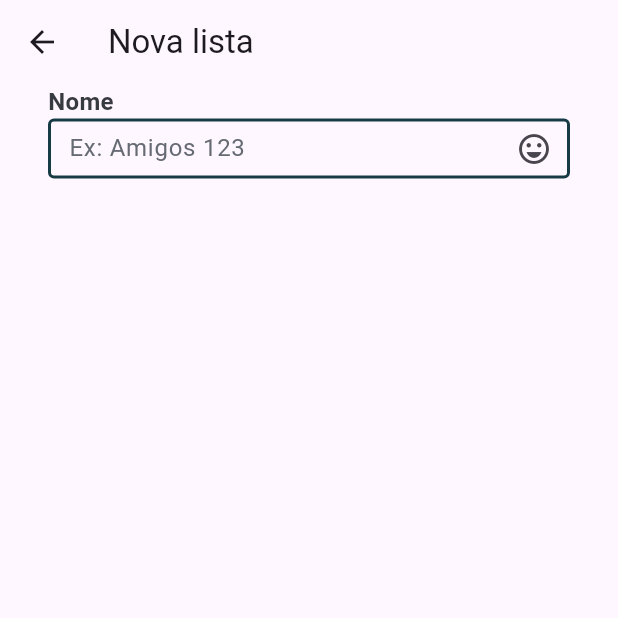
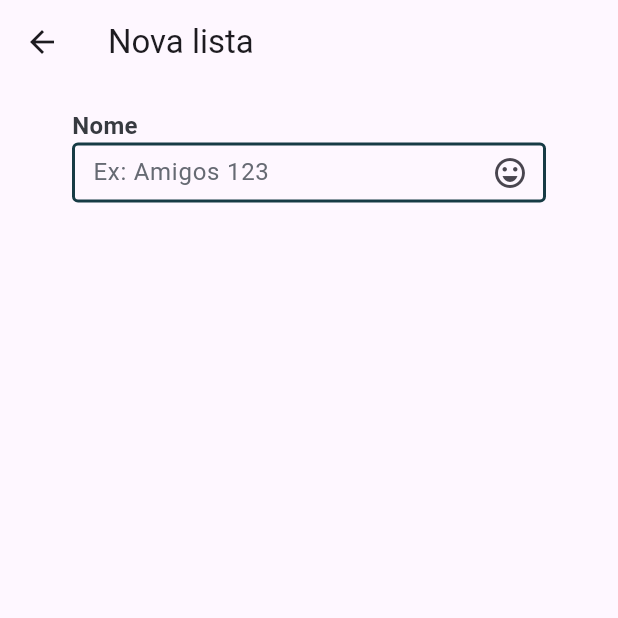
Before and after one commit to eduardostxr/compra_ai, a Flutter app: the NewListPage screen opened directly, on a phone screen of 412 x 824 dp, the top half of it. Run offline on Flutter 3.47's test engine with Material 3 defaults, Android fonts, the light colour scheme and no system bars; our stand-ins replace emoji_picker_flutter.

Commit message:
os botoes, n sei se teve mais coisa

```diff
--- a/lib/ui/new_list/components/emoji_input_field.dart
+++ b/lib/ui/new_list/components/emoji_input_field.dart
@@ -5,17 +5,19 @@ import 'package:compra/util/colors_config.dart';
 class EmojiInputField extends StatelessWidget {
   final String label;
   final String hint;
+  final TextEditingController controller; // Adiciona o controlador como parâmetro
+  final VoidCallback onEmojiPressed;
 
   const EmojiInputField({
     super.key,
     required this.hint,
     required this.label,
+    required this.controller, // Define o controlador como required
+    required this.onEmojiPressed, // Callback para o botão de emoji
   });
 
   @override
   Widget build(BuildContext context) {
-    TextEditingController controller = TextEditingController();
-
     return Container(
       margin: const EdgeInsets.symmetric(horizontal: 32),
       child: Column(
@@ -32,7 +34,7 @@ class EmojiInputField extends StatelessWidget {
           SizedBox(
             height: 40,
             child: TextField(
-              controller: controller,
+              controller: controller, // Usa o controlador passado
               decoration: InputDecoration(
                 hintText: hint,
                 hintStyle: const TextStyle(color: AppColors.mediumGray),
@@ -45,18 +47,7 @@ class EmojiInputField extends StatelessWidget {
                 contentPadding: const EdgeInsets.symmetric(vertical: 5, horizontal: 10),
                 suffixIcon: IconButton(
                   icon: const Icon(Icons.emoji_emotions_outlined),
-                  onPressed: () {
-                    showModalBottomSheet(
-                      context: context,
-                      builder: (context) {
-                        return EmojiPicker(
-                          onEmojiSelected: (category, emoji) {
-                            controller.text += emoji.emoji;
-                          },
-                        );
-                      },
-                    );
-                  },
+                  onPressed: onEmojiPressed, // Chama a função para abrir o emoji picker
                 ),
               ),
               keyboardType: TextInputType.multiline,
--- a/lib/ui/new_list/new_list_page.dart
+++ b/lib/ui/new_list/new_list_page.dart
@@ -1,8 +1,31 @@
 import 'package:compra/ui/new_list/components/emoji_input_field.dart';
+import 'package:emoji_picker_flutter/emoji_picker_flutter.dart';
 import 'package:flutter/material.dart';
 
-class NewListPage extends StatelessWidget {
+class NewListPage extends StatefulWidget {
   const NewListPage({super.key});
+
+  @override
+  State<NewListPage> createState() => _NewListPageState();
+}
+
+class _NewListPageState extends State<NewListPage> {
+  final TextEditingController controller = TextEditingController();
+
+  void _showEmojiPicker() {
+    showModalBottomSheet(
+      context: context,
+      builder: (context) {
+        return EmojiPicker(
+          onEmojiSelected: (category, emoji) {
+            setState(() {
+              controller.text += emoji.emoji;
+            });
+          },
+        );
+      },
+    );
+  }
 
   @override
   Widget build(BuildContext context) {
@@ -10,7 +33,15 @@ class NewListPage extends StatelessWidget {
       appBar: AppBar(
         title: const Text("Nova lista"),
       ),
-      body: const EmojiInputField(hint: "Ex: Amigos 123", label: "Nome"),
+      body: Padding(
+        padding: const EdgeInsets.all(16.0),
+        child: EmojiInputField(
+          hint: "Ex: Amigos 123",
+          label: "Nome",
+          controller: controller,
+          onEmojiPressed: _showEmojiPicker,
+        ),
+      ),
     );
   }
 }
```
